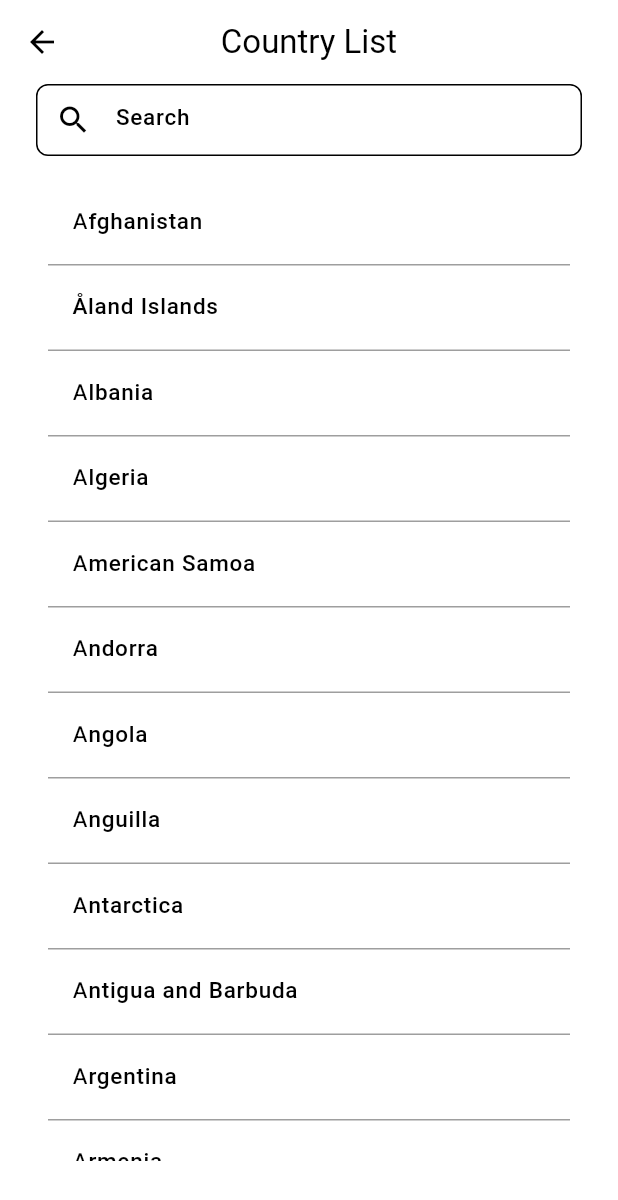
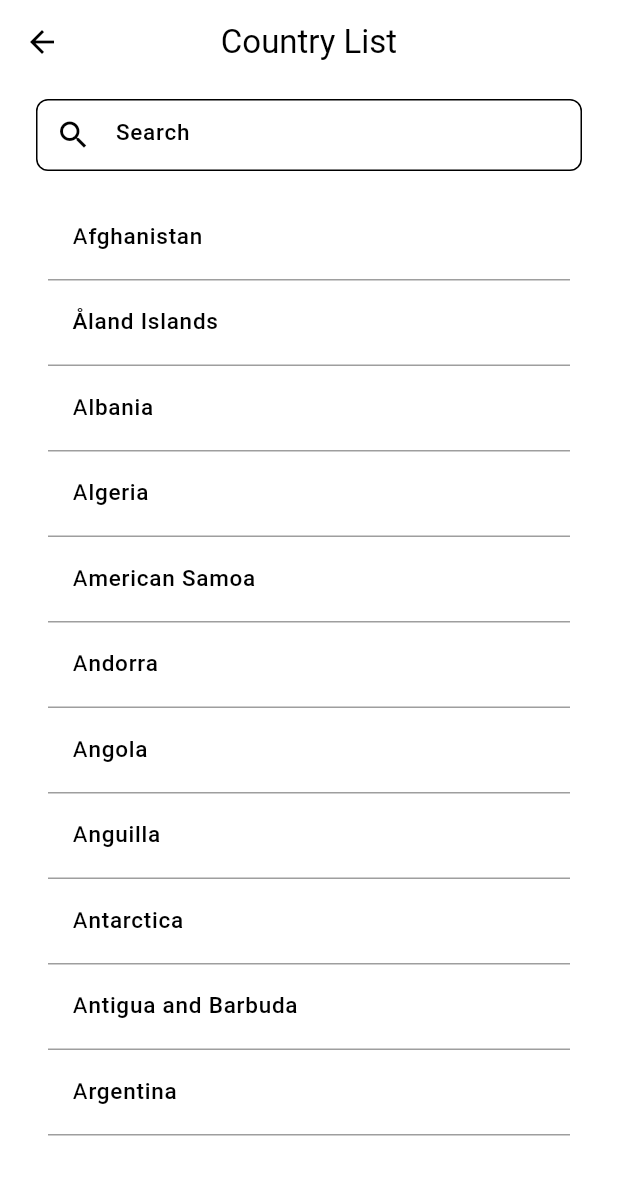
Before and after one commit to Tunahn3101/Movie-App, a Flutter app: the CountryRegion screen opened directly, on a phone screen of 412 x 824 dp. Shown: the top 1200 px of the screen. Run offline on Flutter 3.47's test engine with Material 3 defaults, Android fonts, the phone set to English and light mode, and no system bars; our stand-ins replace cloud_firestore, connectivity_plus, crystal_navigation_bar, custom_sliding_segmented_control, dio, dropdown_button2 and 12 more; accounts and stored records are empty; Roboto replaces fonts that are missing (SF Pro Display).

Commit message:
fix code

```diff
--- a/lib/search/widget/trending_movies_week.dart
+++ b/lib/search/widget/trending_movies_week.dart
@@ -67,7 +67,7 @@ class _TrendingMoviesWeekState extends State<TrendingMoviesWeek> {
                   child: Text("Error: ${snapshot.error}"),
                 );
               } else if (snapshot.hasData && snapshot.data!.results != null) {
-                int itemCount = 5;
+                int itemCount = 9;
                 if (snapshot.data!.results!.length < itemCount) {
                   itemCount = snapshot.data!.results!.length;
                 }
--- a/lib/settings/personal_information/country_region.dart
+++ b/lib/settings/personal_information/country_region.dart
@@ -1,6 +1,10 @@
 import 'dart:convert';
 import 'package:flutter/material.dart';
 import 'package:flutter/services.dart';
+import 'package:movieapp/common/app_screen_size.dart';
+import 'package:provider/provider.dart';
+
+import '../../themes/theme_provider.dart';
 
 class CountryRegion extends StatefulWidget {
   const CountryRegion({super.key});
@@ -56,21 +60,25 @@ class _CountryRegionState extends State<CountryRegion> {
 
   @override
   Widget build(BuildContext context) {
+    bool isDarkMode = Provider.of<ThemeProvider>(context).isDarkMode;
+
+    final selectedColor = isDarkMode ? Colors.white : Colors.black;
     return Scaffold(
       appBar: AppBar(
         title: const Text('Country List'),
         centerTitle: true,
       ),
       body: Padding(
-        padding: const EdgeInsets.symmetric(horizontal: 24),
+        padding: AppScreenSize.uiPadding,
         child: Column(
           children: [
+            const SizedBox(height: 10),
             Container(
               height: 48,
               decoration: BoxDecoration(
                 borderRadius: BorderRadius.circular(8),
                 border: Border.all(
-                  color: Colors.black,
+                  color: selectedColor,
                   width: 1,
                 ),
               ),
```
Also changed, not shown: lib/home/home_screen.dart (+20 -7 lines), lib/home/notification_screen.dart (added, +15 -0 lines), lib/home/ui_infor_user.dart (+14 -3 lines).
